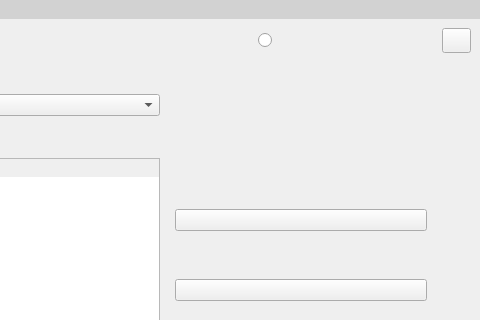
Old version of the form Patient_Data_Project/mainwindow.ui in the repository Baljet389/Patient_Data; both pictures show x 649 to 1129 and y 0 to 320 of the 1129 by 747 pixel window.
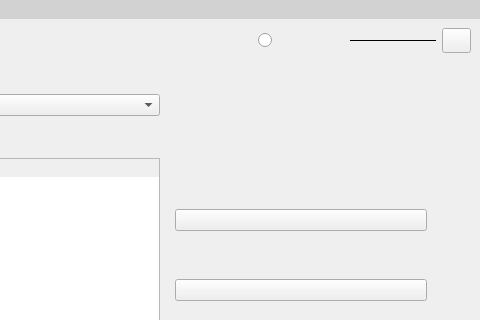
New version of the form. Icons and pictures are not drawn.

Diff of the .ui file:
```diff
--- a/Patient_Data_Project/mainwindow.ui
+++ b/Patient_Data_Project/mainwindow.ui
@@ -296,6 +296,9 @@
       </item>
       <item row="0" column="7">
        <widget class="QLabel" name="date_time_lbl">
+        <property name="frameShape">
+         <enum>QFrame::Shape::HLine</enum>
+        </property>
         <property name="text">
          <string/>
         </property>
```
Left out of the diff: 31 changed lines with no effect on the pictures.
